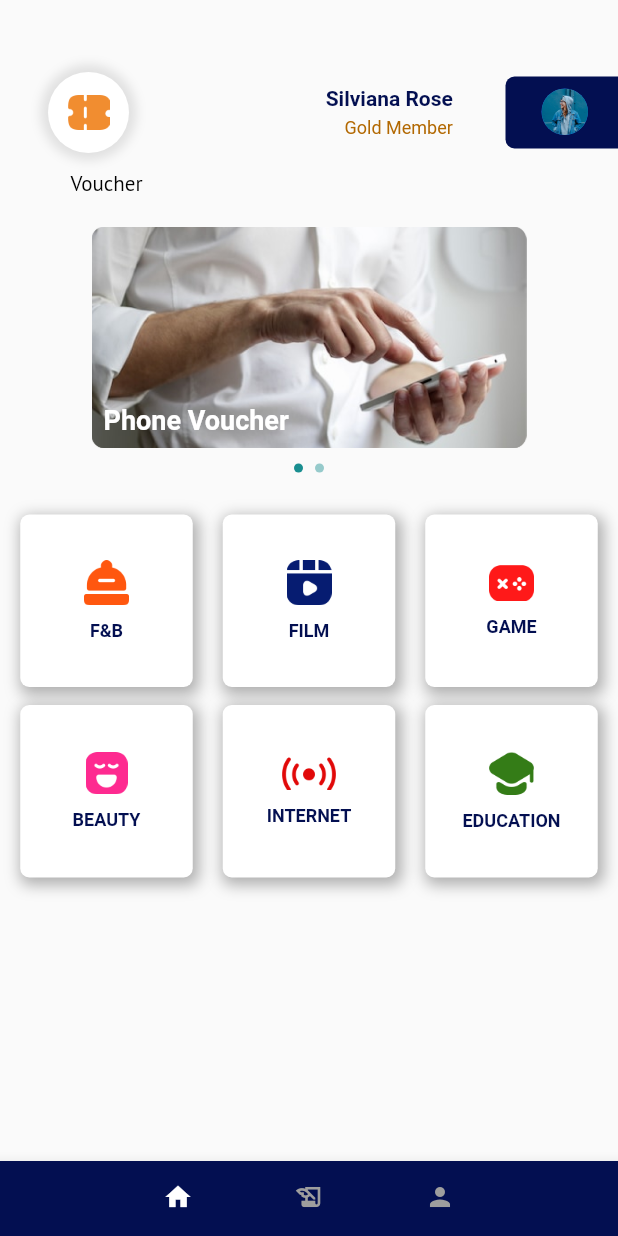
After one commit to Kelompok-14-Loyalty-Point-Agent/Flutter, a Flutter app: the VoucherScreen screen opened directly, on a phone screen of 412 x 824 dp. The commit adds this screen. Run offline on Flutter 3.47's test engine with Material 2 defaults, Android fonts, the phone set to English and light mode, and no system bars; drawn by our look-alikes of carousel_slider; our stand-ins replace dio, dots_indicator, email_validator, flutter_otp_text_field, google_fonts, shared_preferences; accounts and stored records are empty.

Commit message:
slicing voucher screen

```diff
--- a/lib/main.dart
+++ b/lib/main.dart
@@ -7,6 +7,7 @@ import 'package:capstone_14/ui/splash_screen/splash_screen_1.dart';
 import 'package:capstone_14/ui/splash_screen/splash_screen_2.dart';
 import 'package:capstone_14/ui/splash_screen/splash_screen_3.dart';
 import 'package:capstone_14/ui/bottom_navbar_page/bottom_navbar.dart';
+import 'package:capstone_14/ui/voucher/voucher_screen.dart';
 import 'package:capstone_14/widgets/credit_data_page_widget/data_button_widget.dart';
 import 'package:capstone_14/widgets/transaction_success_screen.dart';
 import 'package:flutter/material.dart';
--- a/lib/ui/credit_data_transaction/credit_data_screen.dart
+++ b/lib/ui/credit_data_transaction/credit_data_screen.dart
@@ -83,7 +83,9 @@ class _CreditDataScreenState extends State<CreditDataScreen> {
   Widget build(BuildContext context) {
     return Scaffold(
       resizeToAvoidBottomInset: false,
-      body: SingleChildScrollView(
+      body: index != null
+          ? pages[index ?? 0]
+          : SingleChildScrollView(
               child: Padding(
                 padding: const EdgeInsets.only(top: 62),
                 child: Column(
@@ -140,12 +142,13 @@ class _CreditDataScreenState extends State<CreditDataScreen> {
                                       border: OutlineInputBorder(
                                         borderRadius: BorderRadius.circular(6),
                                       ),
-                                contentPadding:
-                                    const EdgeInsets.fromLTRB(10, 0, 0, 10),
-                                suffixIcon: _phoneNumberController
-                                            .text.length >=
+                                      contentPadding: const EdgeInsets.fromLTRB(
+                                          10, 0, 0, 10),
+                                      suffixIcon:
+                                          _phoneNumberController.text.length >=
                                                   4
-                                    ? providerIcons(_phoneNumberController.text)
+                                              ? providerIcons(
+                                                  _phoneNumberController.text)
                                               : null,
                                     ),
                                   ),
@@ -167,10 +170,12 @@ class _CreditDataScreenState extends State<CreditDataScreen> {
                                       children: [
                                         _buttonBuilder(
                                             const CreditButton(), "Credit", 0),
-                                  _buttonBuilder(const DataButton(), "Data", 1),
+                                        _buttonBuilder(
+                                            const DataButton(), "Data", 1),
                                       ],
                                     ),
-                              if (_selectedIndex == 0) const CreditButton(),
+                                    if (_selectedIndex == 0)
+                                      const CreditButton(),
                                     if (_selectedIndex == 1) const DataButton(),
                                   ],
                                 )
@@ -191,6 +196,44 @@ class _CreditDataScreenState extends State<CreditDataScreen> {
                 ),
               ),
             ),
+      bottomNavigationBar: Container(
+        height: 50,
+        child: BottomNavigationBar(
+          currentIndex: index ?? 0,
+          onTap: (int i) {
+            setState(() {
+              index = i;
+            });
+          },
+          type: BottomNavigationBarType.fixed,
+          selectedItemColor: Colors.white,
+          unselectedItemColor: Colors.grey,
+          iconSize: 20,
+          backgroundColor: const Color(0xFF030F51),
+          showSelectedLabels: false,
+          showUnselectedLabels: false,
+          items: const [
+            BottomNavigationBarItem(
+              icon: Padding(
+                padding: EdgeInsets.only(left: 100),
+                child: Icon(Icons.home),
+              ),
+              label: "Home",
+            ),
+            BottomNavigationBarItem(
+              icon: Icon(Icons.history_edu_outlined),
+              label: "history transaction",
+            ),
+            BottomNavigationBarItem(
+              icon: Padding(
+                padding: EdgeInsets.only(right: 100),
+                child: Icon(Icons.person),
+              ),
+              label: "profile",
+            ),
+          ],
+        ),
+      ),
     );
   }
 }
--- a/lib/ui/home/home_page.dart
+++ b/lib/ui/home/home_page.dart
@@ -3,6 +3,7 @@ import 'package:capstone_14/ui/credit_data_transaction/credit_data_screen.dart';
 import 'package:capstone_14/ui/get_reward/get_reward_screen.dart';
 import 'package:capstone_14/ui/bottom_navbar_page/bottom_navbar.dart';
 import 'package:capstone_14/ui/update_feature/update_feature_screen.dart';
+import 'package:capstone_14/ui/voucher/voucher_screen.dart';
 import 'package:capstone_14/widgets/button_custome_widget.dart';
 import 'package:carousel_slider/carousel_slider.dart';
 import 'package:flutter/material.dart';
@@ -133,7 +134,7 @@ class _HomePageState extends State<HomePage> {
     return Scaffold(
       body: SingleChildScrollView(
         child: Padding(
-          padding: const EdgeInsets.only(top: 62),
+          padding: const EdgeInsets.only(top: 50),
           child: Column(
             children: [
               TopBarPage(
@@ -264,7 +265,7 @@ class _HomePageState extends State<HomePage> {
                                       context,
                                       MaterialPageRoute(
                                         builder: (context) =>
-                                            const UpdateFeatureScreen(),
+                                            const VoucherScreen(),
                                       ),
                                     );
                                   },
--- /dev/null
+++ b/lib/ui/voucher/voucher_screen.dart
@@ -0,0 +1,242 @@
+import 'package:capstone_14/widgets/top_bar_page.dart';
+import 'package:flutter/material.dart';
+import 'package:carousel_slider/carousel_slider.dart';
+import 'package:google_fonts/google_fonts.dart';
+
+import '../../constant/textstyle_constant.dart';
+import '../../model/bills/bills_models.dart';
+import '../../widgets/bills_widget/bills_container_widget.dart';
+import '../history_transaction/history_transaction_screen.dart';
+import '../home/home_page.dart';
+import '../profile/profile_screen.dart';
+import '../update_feature/update_feature_screen.dart';
+
+class VoucherScreen extends StatefulWidget {
+  const VoucherScreen({Key? key}) : super(key: key);
+
+  @override
+  _VoucherScreenState createState() => _VoucherScreenState();
+}
+
+class _VoucherScreenState extends State<VoucherScreen> {
+  final CarouselController _controller = CarouselController();
+  int _current = 0;
+  int? index;
+
+  final List<Widget> pages = [
+    const HomePage(),
+    const HistoryTransaction(),
+    const ProfileScreen(),
+  ];
+
+  List<Widget> _images(BuildContext context) {
+    return [
+      SizedBox(
+        height: 150,
+        width: 290,
+        child: SingleChildScrollView(
+          child: Column(
+            children: [
+              Stack(
+                children: [
+                  Image.asset('assets/images/phone.png'),
+                  Positioned(
+                    bottom: 0,
+                    left: 0,
+                    right: 0,
+                    child: Container(
+                      padding: const EdgeInsets.all(8),
+                      // color: Colors.black.withOpacity(0.5),
+                      child: const Text(
+                        'Phone Voucher',
+                        style: TextStyle(
+                          color: Colors.white,
+                          fontSize: 18,
+                          fontWeight: FontWeight.bold,
+                        ),
+                      ),
+                    ),
+                  ),
+                ],
+              ),
+            ],
+          ),
+        ),
+      ),
+      SizedBox(
+        height: 150,
+        width: 290,
+        child: SingleChildScrollView(
+          child: Column(
+            children: [
+              Stack(
+                children: [
+                  Image.asset('assets/images/internet-data.png'),
+                  Positioned(
+                    bottom: 0,
+                    left: 0,
+                    right: 0,
+                    child: Container(
+                      padding: const EdgeInsets.all(8),
+                      // color: Colors.black.withOpacity(0.5),
+                      child: const Text(
+                        'Internet Data Voucher',
+                        style: TextStyle(
+                          color: Colors.white,
+                          fontSize: 18,
+                          fontWeight: FontWeight.bold,
+                        ),
+                      ),
+                    ),
+                  ),
+                ],
+              ),
+            ],
+          ),
+        ),
+      ),
+    ];
+  }
+
+  List<BillsModel> listBills = [
+    BillsModel(image: "assets/icons/f&b_icon.png", label: "F&B"),
+    BillsModel(image: "assets/icons/film_icon.png", label: "Film"),
+    BillsModel(image: "assets/icons/game_icon.png", label: "Game"),
+    BillsModel(image: "assets/icons/beauty_icon.png", label: "beauty"),
+    BillsModel(image: "assets/icons/internet_icon.png", label: "Internet"),
+    BillsModel(image: "assets/icons/education_icon.png", label: "Education"),
+  ];
+
+  @override
+  Widget build(BuildContext context) {
+    return Scaffold(
+      body: index != null
+          ? pages[index ?? 0]
+          : Padding(
+              padding: const EdgeInsets.only(top: 48),
+              child: Column(
+                children: [
+                  TopBarPage(
+                    icon: Image.asset('assets/icons/voucher.png', scale: 4),
+                    useContainer: true,
+                  ),
+                  Padding(
+                    padding: const EdgeInsets.only(top: 11, right: 270),
+                    child: Text('Voucher', style: TextStyleConst.description2),
+                  ),
+                  const SizedBox(height: 20),
+                  CarouselSlider(
+                    items: _images(context),
+                    carouselController: _controller,
+                    options: CarouselOptions(
+                        enlargeFactor: double.infinity,
+                        enlargeStrategy: CenterPageEnlargeStrategy.scale,
+                        aspectRatio: double.infinity,
+                        height: 150,
+                        autoPlay: true,
+                        enlargeCenterPage: true,
+                        onPageChanged: (index, reason) {
+                          setState(() {
+                            _current = index;
+                          });
+                        }),
+                  ),
+                  Row(
+                    mainAxisAlignment: MainAxisAlignment.center,
+                    children: _images(context).asMap().entries.map(
+                      (entry) {
+                        return GestureDetector(
+                          onTap: () => _controller.animateToPage(entry.key),
+                          child: Container(
+                            width: 6,
+                            height: 6,
+                            margin: const EdgeInsets.symmetric(
+                                vertical: 8.0, horizontal: 4.0),
+                            decoration: BoxDecoration(
+                                shape: BoxShape.circle,
+                                color: (Theme.of(context).brightness ==
+                                            Brightness.dark
+                                        ? const Color(0xffD9D9D9)
+                                        : const Color(0xff008284))
+                                    .withOpacity(
+                                        _current == entry.key ? 0.9 : 0.4)),
+                          ),
+                        );
+                      },
+                    ).toList(),
+                  ),
+                  const SizedBox(height: 20),
+                  Wrap(
+                    children: List.generate(
+                      listBills.length,
+                      (index) => GestureDetector(
+                        onTap: () {
+                          Navigator.push(
+                            context,
+                            MaterialPageRoute(
+                              builder: (context) => const UpdateFeatureScreen(),
+                            ),
+                          );
+                        },
+                        child: Padding(
+                          padding: const EdgeInsets.only(
+                              bottom: 12, right: 10, left: 10),
+                          child: BillsContainerWidget(
+                            image: listBills[index].image!,
+                            label: listBills[index].label!,
+                            containerShadow: BoxShadow(
+                              offset: const Offset(2, 3),
+                              color: Color.fromARGB(0.25.toInt(), 0, 0, 0)
+                                  .withOpacity(0.3),
+                              blurRadius: 8,
+                              spreadRadius: 2,
+                            ),
+                          ),
+                        ),
+                      ),
+                    ),
+                  ),
+                ],
+              ),
+            ),
+      bottomNavigationBar: Container(
+        height: 50,
+        child: BottomNavigationBar(
+          currentIndex: index ?? 0,
+          onTap: (int i) {
+            setState(() {
+              index = i;
+            });
+          },
+          type: BottomNavigationBarType.fixed,
+          selectedItemColor: Colors.white,
+          unselectedItemColor: Colors.grey,
+          iconSize: 20,
+          backgroundColor: const Color(0xFF030F51),
+          showSelectedLabels: false,
+          showUnselectedLabels: false,
+          items: const [
+            BottomNavigationBarItem(
+              icon: Padding(
+                padding: EdgeInsets.only(left: 100),
+                child: Icon(Icons.home),
+              ),
+              label: "Home",
+            ),
+            BottomNavigationBarItem(
+              icon: Icon(Icons.history_edu_outlined),
+              label: "history transaction",
+            ),
+            BottomNavigationBarItem(
+              icon: Padding(
+                padding: EdgeInsets.only(right: 100),
+                child: Icon(Icons.person),
+              ),
+              label: "profile",
+            ),
+          ],
+        ),
+      ),
+    );
+  }
+}
```
Also changed, not shown: assets/icons/beauty_icon.png (added), assets/icons/f&b_icon.png (added), assets/icons/film_icon.png (added), assets/icons/game_icon.png (added). Lines whose indentation alone changed are shown as unchanged.
